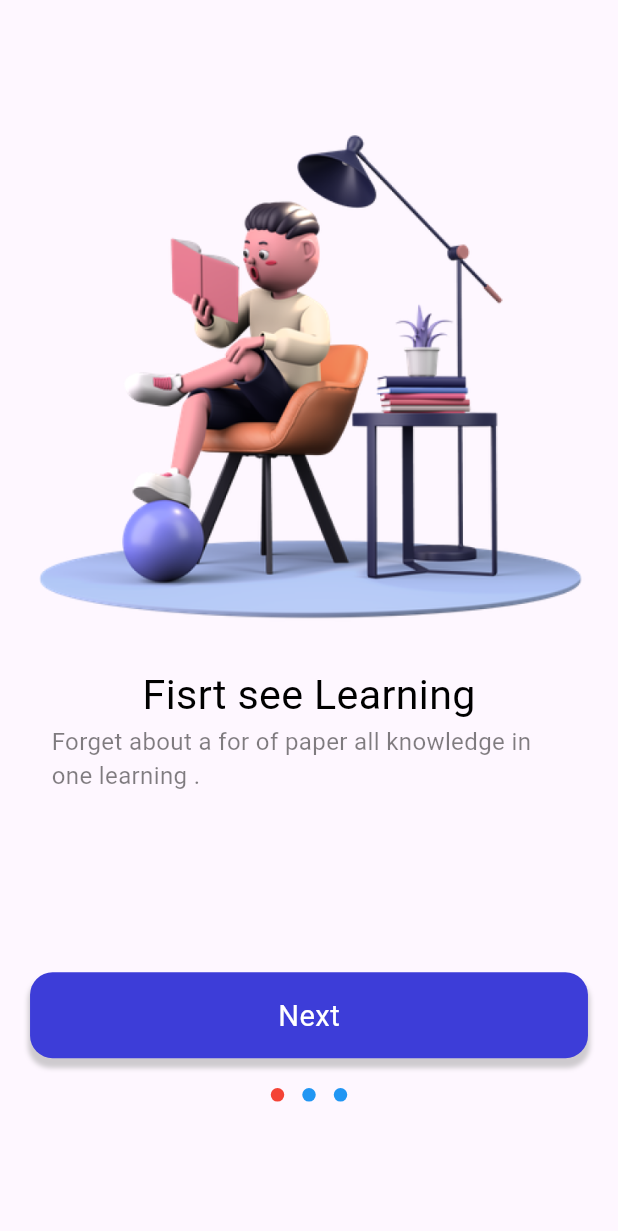
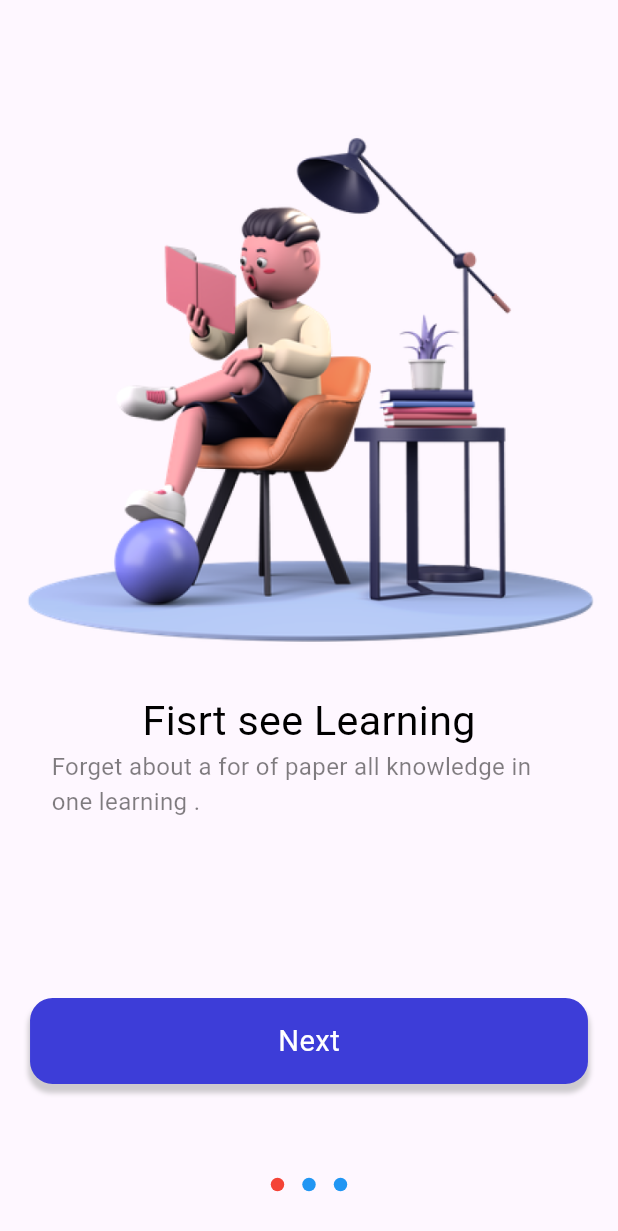
Before and after one commit to anushaHareesh/uiLearning, a Flutter app: the Welcome screen opened directly, on a phone screen of 412 x 824 dp. Shown: the top 1231 px of the screen. Run offline on Flutter 3.47's test engine with Material 3 defaults, Android fonts, the phone set to English and light mode, and no system bars; drawn by our look-alikes of dots_indicator; our stand-ins replace cloud_firestore, firebase_auth, firebase_core, flutter_bloc, flutter_screenutil, fluttertoast and 1 more; accounts and stored records are empty; statements that could not run were skipped.

Commit message:
some pages added to ui branch'

```diff
--- a/lib/common/values/constants.dart
+++ b/lib/common/values/constants.dart
@@ -1,3 +1,6 @@
 class AppConstants{
  static const STORAGE_DEVICE_OPEN_FIRST_TIME="device_open_first";
+ static const STORAGE_USER_PROFILE_KEY="user_profile_key";
+ static const STORAGE_USER_KEY="user_key";
+
 }
--- a/lib/main.dart
+++ b/lib/main.dart
@@ -53,6 +53,7 @@ class MyApp extends StatelessWidget {
         )
       ],
       child: ScreenUtilInit(
+        designSize: Size(360, 690),
         builder: (context, child) => MaterialApp(
           // initialRoute: "/",
           // routes: routes,
@@ -63,7 +64,9 @@ class MyApp extends StatelessWidget {
             "application": (context) => ApplicationPage(),
           },
           home: StorageService().getDeviceFirstOpen()!
-              ? Signin()
+              ? StorageService().isLoggedIn()!
+                  ? ApplicationPage()
+                  : Signin()
               : Welcome(),
         ),
       ),
--- a/lib/pages/welcome/welcome.dart
+++ b/lib/pages/welcome/welcome.dart
@@ -25,7 +25,7 @@ class _WelcomeState extends State<Welcome> {
         builder: (context, state) {
           return Container(
             margin: EdgeInsets.only(top: 41.h),
-            width: 375.w,
+            width: double.infinity,
             child: Stack(
               alignment: Alignment.center,
               children: [
@@ -57,7 +57,7 @@ class _WelcomeState extends State<Welcome> {
                   ],
                 ),
                 Positioned(
-                    bottom: 70.h,
+                    bottom: 20.h,
                     child: DotsIndicator(
                       position: state.page,
                       dotsCount: 3,
@@ -78,7 +78,7 @@ class _WelcomeState extends State<Welcome> {
       children: [
         SizedBox(
             width: 345.w,
-            height: 345.w,
+            height: 345.h,
             child: Image.asset(
               image,
               fit: BoxFit.cover,
```
